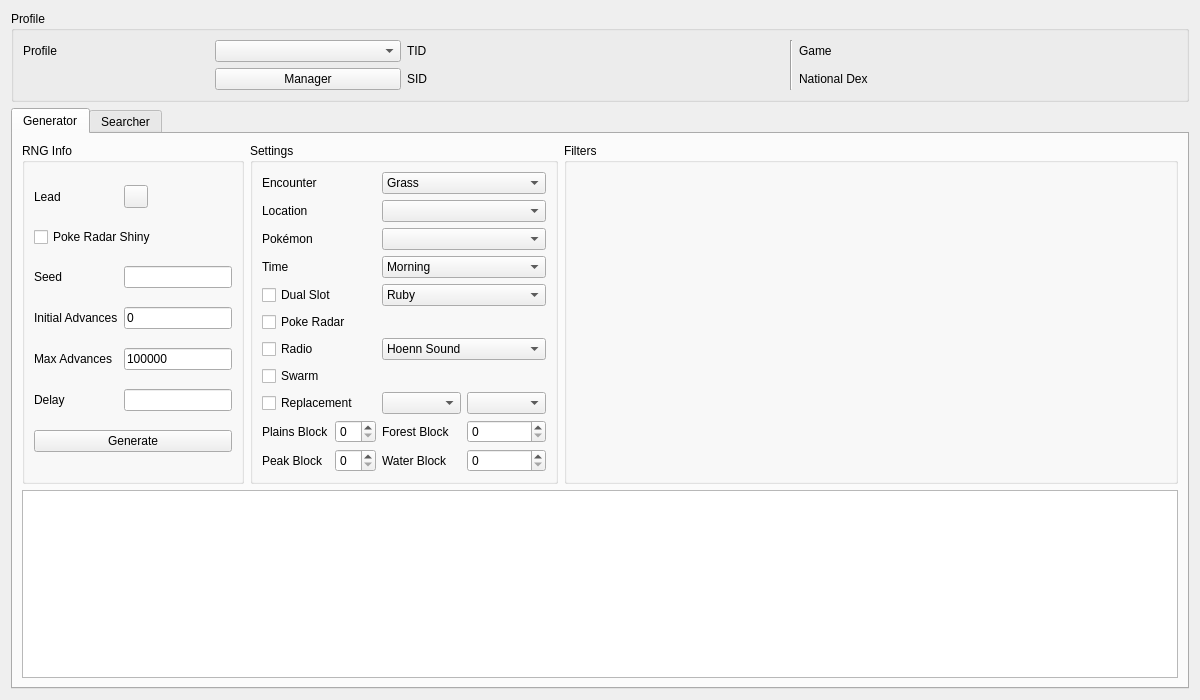
Before: the Qt Designer form Source/Form/Gen4/Wild4.ui in Admiral-Fish/PokeFinder, drawn with Qt 5.
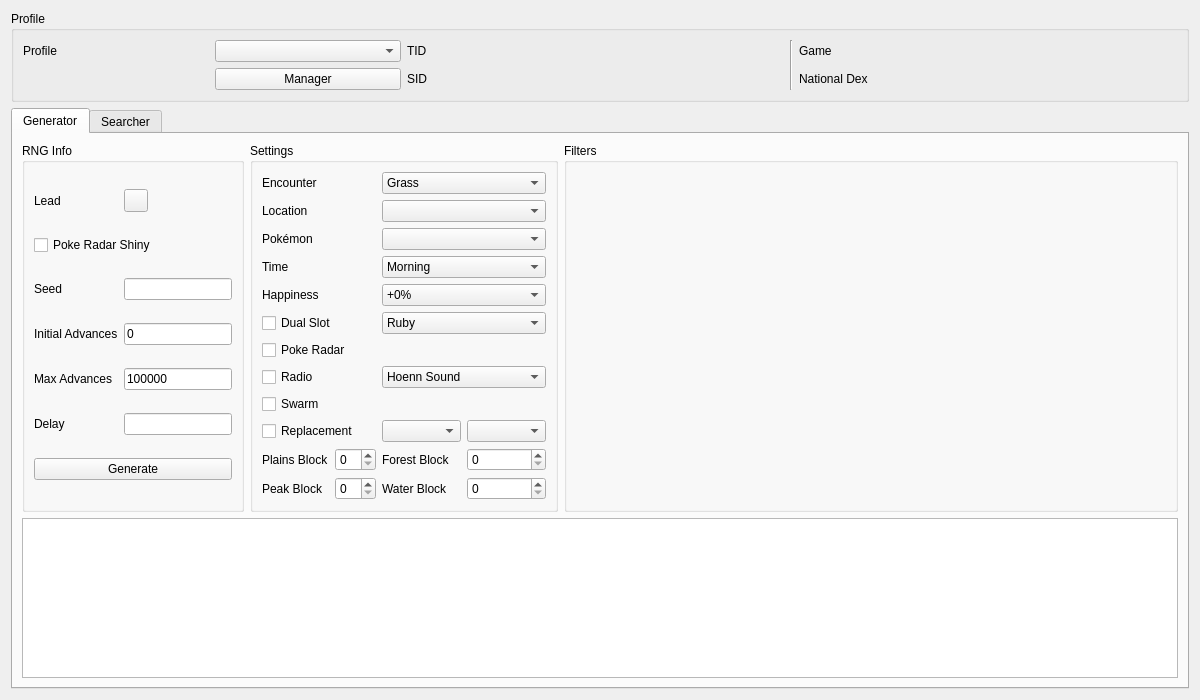
After: the same form once the commit is applied. Custom widgets are drawn as their Qt base class.

Commit message: Add HGSS fishing happiness modifier

Diff of the .ui file:
```diff
--- a/Source/Form/Gen4/Wild4.ui
+++ b/Source/Form/Gen4/Wild4.ui
@@ -289,6 +289,42 @@
            </widget>
           </item>
           <item row="4" column="0" colspan="2">
+           <widget class="QLabel" name="labelGeneratorHappiness">
+            <property name="text">
+             <string>Happiness</string>
+            </property>
+           </widget>
+          </item>
+          <item row="4" column="2" colspan="2">
+           <widget class="ComboBox" name="comboBoxGeneratorHappiness">
+            <item>
+             <property name="text">
+              <string>+0%</string>
+             </property>
+            </item>
+            <item>
+             <property name="text">
+              <string>+20%</string>
+             </property>
+            </item>
+            <item>
+             <property name="text">
+              <string>+30%</string>
+             </property>
+            </item>
+            <item>
+             <property name="text">
+              <string>+40%</string>
+             </property>
+            </item>
+            <item>
+             <property name="text">
+              <string>+50%</string>
+             </property>
+            </item>
+           </widget>
+          </item>
+          <item row="5" column="0" colspan="2">
            <widget class="QCheckBox" name="checkBoxGeneratorDualSlot">
             <property name="text">
              <string>Dual Slot</string>
@@ -298,7 +334,7 @@
             </attribute>
            </widget>
           </item>
-          <item row="4" column="2" colspan="2">
+          <item row="5" column="2" colspan="2">
            <widget class="ComboBox" name="comboBoxGeneratorDualSlot">
             <item>
              <property name="text">
@@ -327,7 +363,7 @@
             </item>
            </widget>
           </item>
-          <item row="5" column="0" colspan="4">
+          <item row="6" column="0" colspan="4">
            <widget class="QCheckBox" name="checkBoxGeneratorPokeRadar">
             <property name="text">
              <string>Poke Radar</string>
@@ -337,7 +373,7 @@
             </attribute>
            </widget>
           </item>
-          <item row="6" column="0" colspan="2">
+          <item row="7" column="0" colspan="2">
            <widget class="QCheckBox" name="checkBoxGeneratorRadio">
             <property name="text">
              <string>Radio</string>
@@ -347,7 +383,7 @@
             </attribute>
            </widget>
           </item>
-          <item row="6" column="2" colspan="2">
+          <item row="7" column="2" colspan="2">
            <widget class="QComboBox" name="comboBoxGeneratorRadio">
             <item>
              <property name="text">
@@ -366,7 +402,7 @@
             </item>
            </widget>
           </item>
-          <item row="7" column="0" colspan="4">
+          <item row="8" column="0" colspan="4">
            <widget class="QCheckBox" name="checkBoxGeneratorSwarm">
             <property name="text">
              <string>Swarm</string>
@@ -376,7 +412,7 @@
             </attribute>
            </widget>
           </item>
-          <item row="8" column="0" colspan="2">
+          <item row="9" column="0" colspan="2">
            <widget class="QCheckBox" name="checkBoxGeneratorReplacement">
             <property name="text">
              <string>Replacement</string>
@@ -386,50 +422,50 @@
             </attribute>
            </widget>
           </item>
-          <item row="8" column="2">
+          <item row="9" column="2">
            <widget class="ComboBox" name="comboBoxGeneratorReplacement0"/>
           </item>
-          <item row="8" column="3">
+          <item row="9" column="3">
            <widget class="ComboBox" name="comboBoxGeneratorReplacement1"/>
           </item>
-          <item row="9" column="0">
+          <item row="10" column="0">
            <widget class="QLabel" name="labelGeneratorPlainsBlock">
             <property name="text">
              <string>Plains Block</string>
             </property>
            </widget>
           </item>
-          <item row="9" column="1">
+          <item row="10" column="1">
            <widget class="QSpinBox" name="spinBoxGeneratorPlainsBlock"/>
           </item>
-          <item row="9" column="2">
+          <item row="10" column="2">
            <widget class="QLabel" name="labelGeneratorForestBlock">
             <property name="text">
              <string>Forest Block</string>
             </property>
            </widget>
           </item>
-          <item row="9" column="3">
+          <item row="10" column="3">
            <widget class="QSpinBox" name="spinBoxGeneratorForestBlock"/>
           </item>
-          <item row="10" column="0">
+          <item row="11" column="0">
            <widget class="QLabel" name="labelGeneratorPeakBlock">
             <property name="text">
              <string>Peak Block</string>
             </property>
            </widget>
           </item>
-          <item row="10" column="1">
+          <item row="11" column="1">
            <widget class="QSpinBox" name="spinBoxGeneratorPeakBlock"/>
           </item>
-          <item row="10" column="2">
+          <item row="11" column="2">
            <widget class="QLabel" name="labelGeneratorWaterBlock">
             <property name="text">
              <string>Water Block</string>
             </property>
            </widget>
           </item>
-          <item row="10" column="3">
+          <item row="11" column="3">
            <widget class="QSpinBox" name="spinBoxGeneratorWaterBlock"/>
           </item>
          </layout>
```
Left out of the diff: 72 changed lines with no effect on the pictures. The commit also changes 9 other files.
